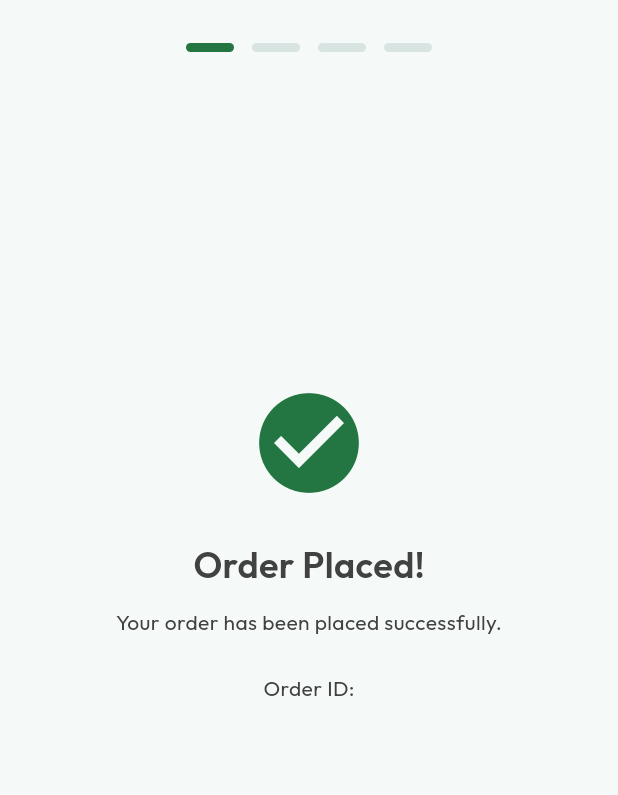
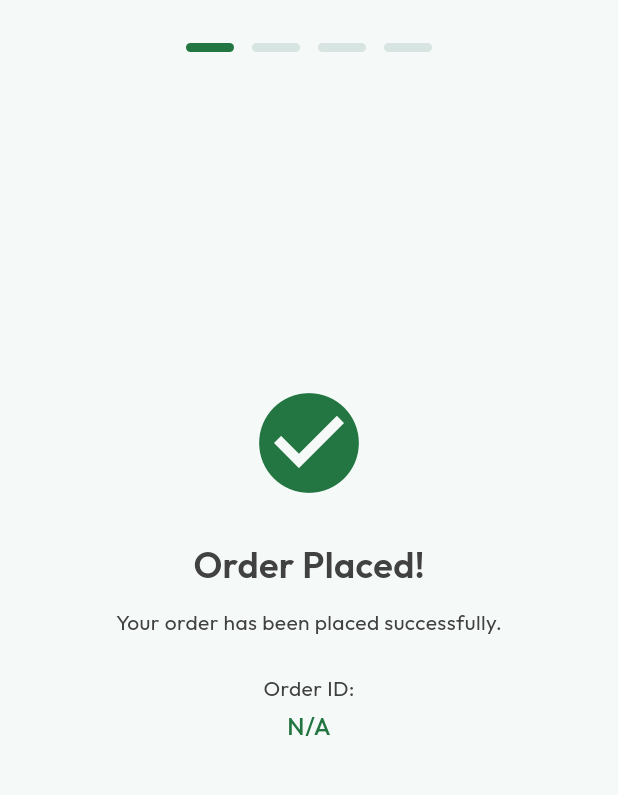
Before and after one commit to NikhilD1998/bloc_ecomm, a Flutter app: the CheckoutScreen screen opened directly, swiped to page 4, on a phone screen of 412 x 824 dp, the part 65-860 px from its top. Run offline on Flutter 3.47's test engine with Material 3 defaults, Android fonts, the phone set to English and light mode, and no system bars; our stand-ins replace equatable, flutter_bloc, google_fonts, hive, hive_flutter; accounts and stored records are empty.

Commit message:
feat: implement Order Placed Confirmation widget to enhance order completion feedback

```diff
--- a/lib/screens/main/checkout_screen.dart
+++ b/lib/screens/main/checkout_screen.dart
@@ -1,4 +1,5 @@
 import 'dart:math';
+import 'package:bloc_ecomm/widgets/checkout_screen/order_placed_confirmation.dart';
 import 'package:bloc_ecomm/widgets/checkout_screen/order_summary.dart';
 import 'package:bloc_ecomm/widgets/checkout_screen/review_cart.dart';
 import 'package:bloc_ecomm/widgets/checkout_screen/shipping_step.dart';
@@ -163,14 +164,12 @@ class _CheckoutScreenState extends State<CheckoutScreen> {
                       controller: _pageController,
                       physics: const NeverScrollableScrollPhysics(),
                       children: [
-                        // Step 1: Review Cart
                         ReviewCartStep(
                           items: state.items,
                           subtotal: state.subtotal,
                           tax: state.tax,
                           total: state.total,
                         ),
-                        // Step 2: Shipping Address
                         ShippingStep(
                           formKey: _formKey,
                           onNameChanged: (v) => _name = v,
@@ -178,7 +177,6 @@ class _CheckoutScreenState extends State<CheckoutScreen> {
                           onCityChanged: (v) => _city = v,
                           onZipChanged: (v) => _zip = v,
                         ),
-                        // Step 3: Order Summary & Confirm
                         OrderSummaryStep(
                           name: _name,
                           address: _address,
@@ -188,36 +186,7 @@ class _CheckoutScreenState extends State<CheckoutScreen> {
                           total: state.total,
                           orderId: _orderId ?? _generateOrderId(),
                         ),
-                        // Step 4: Order Placed Confirmation
-                        Column(
-                          mainAxisAlignment: MainAxisAlignment.center,
-                          children: [
-                            Icon(
-                              Icons.check_circle,
-                              color: AppColors.activatedButtonContainer,
-                              size: 80,
-                            ),
-                            const SizedBox(height: 24),
-                            Text(
-                              'Order Placed!',
-                              style: AppTextStyles.mainHeading,
-                            ),
-                            const SizedBox(height: 12),
-                            Text(
-                              'Your order has been placed successfully.',
-                              style: AppTextStyles.bodyText14,
-                            ),
-                            const SizedBox(height: 24),
-                            Text('Order ID:', style: AppTextStyles.bodyText14),
-                            const SizedBox(height: 4),
-                            Text(
-                              _orderId ?? '',
-                              style: AppTextStyles.headingMedium.copyWith(
-                                color: AppColors.activatedButtonContainer,
-                              ),
-                            ),
-                          ],
-                        ),
+                        OrderPlacedConfirmation(orderId: _orderId ?? 'N/A'),
                       ],
                     ),
                   ),
--- /dev/null
+++ b/lib/widgets/checkout_screen/order_placed_confirmation.dart
@@ -0,0 +1,40 @@
+import 'package:flutter/material.dart';
+import 'package:bloc_ecomm/theme/app_colors.dart';
+import 'package:bloc_ecomm/theme/app_text_styles.dart';
+
+class OrderPlacedConfirmation extends StatelessWidget {
+  final String orderId;
+  const OrderPlacedConfirmation({required this.orderId, super.key});
+
+  @override
+  Widget build(BuildContext context) {
+    return Center(
+      child: Column(
+        mainAxisAlignment: MainAxisAlignment.center,
+        children: [
+          Icon(
+            Icons.check_circle,
+            color: AppColors.activatedButtonContainer,
+            size: 80,
+          ),
+          const SizedBox(height: 24),
+          Text('Order Placed!', style: AppTextStyles.mainHeading),
+          const SizedBox(height: 12),
+          Text(
+            'Your order has been placed successfully.',
+            style: AppTextStyles.bodyText14,
+          ),
+          const SizedBox(height: 24),
+          Text('Order ID:', style: AppTextStyles.bodyText14),
+          const SizedBox(height: 4),
+          Text(
+            orderId,
+            style: AppTextStyles.headingMedium.copyWith(
+              color: AppColors.activatedButtonContainer,
+            ),
+          ),
+        ],
+      ),
+    );
+  }
+}
```
